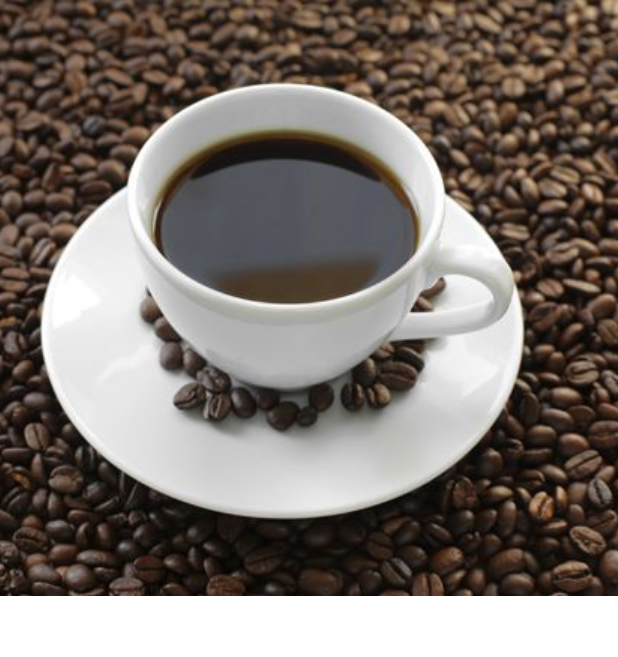
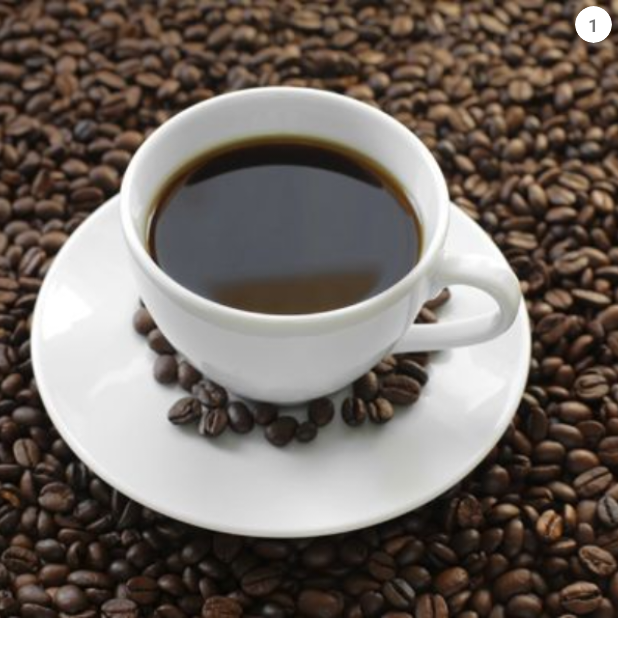
Before and after one commit to ShirimpBurger/Invito, an Android app: the layout gallery_picture_item.xml on its own in the app's theme, with its tools: preview values and no code run, on a phone screen of 412 x 824 dp. Shown: the top 657 px of the screen. Run offline under Robolectric (Android 15) with nearby library versions, the phone set to English and light mode, and no system bars.

Commit message:
feature : GalleryPictureAdapter ui 작업 - ImageViewBindingAdapter, ViewExtensions 추가 - 어댑터 데이터바인딩 작업

```diff
--- a/app/src/main/res/layout/gallery_picture_item.xml
+++ b/app/src/main/res/layout/gallery_picture_item.xml
@@ -1,21 +1,65 @@
 <?xml version="1.0" encoding="utf-8"?>
-<layout xmlns:tools="http://schemas.android.com/tools"
-    xmlns:android="http://schemas.android.com/apk/res/android">
+<layout xmlns:android="http://schemas.android.com/apk/res/android"
+    xmlns:app="http://schemas.android.com/apk/res-auto"
+    xmlns:tools="http://schemas.android.com/tools">
 
     <data>
 
+        <import type="android.view.View" />
+
+        <import type="com.hbs.invito.data.MediaStoreImage" />
+
+        <import type="com.hbs.invito.data.presentation.RecyclerViewItem" />
+
+        <variable
+            name="presentation"
+            type="com.hbs.invito.data.presentation.RecyclerViewItem&lt;MediaStoreImage&gt;" />
+
+        <variable
+            name="callback"
+            type="com.hbs.invito.extensions.ViewClickDataCallback&lt;RecyclerViewItem&lt;MediaStoreImage&gt;&gt;" />
     </data>
 
     <androidx.constraintlayout.widget.ConstraintLayout
-        android:id="@+id/conatiner_gallery_picture"
-        android:layout_width="wrap_content"
+        android:id="@+id/container_gallery_picture"
+        android:layout_width="match_parent"
         android:layout_height="wrap_content">
+
+        <com.google.android.material.card.MaterialCardView
+            android:id="@+id/card_gallery_number"
+            android:layout_width="0dp"
+            android:layout_height="wrap_content"
+            android:layout_margin="4dp"
+            android:visibility="@{presentation.visible ? View.VISIBLE : View.GONE}"
+            app:cardCornerRadius="16dp"
+            app:layout_constraintDimensionRatio="1:1"
+            app:layout_constraintEnd_toEndOf="parent"
+            app:layout_constraintTop_toTopOf="parent">
+
+            <TextView
+                android:id="@+id/tv_gallery_number"
+                android:layout_width="wrap_content"
+                android:layout_height="wrap_content"
+                android:layout_gravity="center"
+                android:padding="4dp"
+                android:textSize="12sp"
+                android:textStyle="bold"
+                android:text="@{presentation.labeling}"
+                tools:text="1" />
+        </com.google.android.material.card.MaterialCardView>
 
         <ImageView
             android:id="@+id/iv_gallery_picture"
-            android:layout_width="match_parent"
-            android:layout_height="match_parent"
+            android:layout_width="0dp"
+            android:layout_height="0dp"
+            android:onClick="@{view -> callback.onClick(view, presentation)}"
             android:scaleType="centerCrop"
+            app:galleryImage="@{presentation.item}"
+            app:layout_constraintBottom_toBottomOf="parent"
+            app:layout_constraintDimensionRatio="W, 1:1"
+            app:layout_constraintEnd_toEndOf="parent"
+            app:layout_constraintStart_toStartOf="parent"
+            app:layout_constraintTop_toTopOf="parent"
             tools:src="@drawable/coffee" />
     </androidx.constraintlayout.widget.ConstraintLayout>
 </layout>
```
Also changed, not shown: app/src/main/java/com/hbs/invito/extensions/ViewExtensions.kt (added, +7 -0 lines), app/src/main/java/com/hbs/invito/extensions/bindingadapter/ImageViewBindingAdapter.kt (added, +19 -0 lines), app/src/main/java/com/hbs/invito/ui/gallery/GalleryPictureAdapter.kt (+24 -25 lines).
